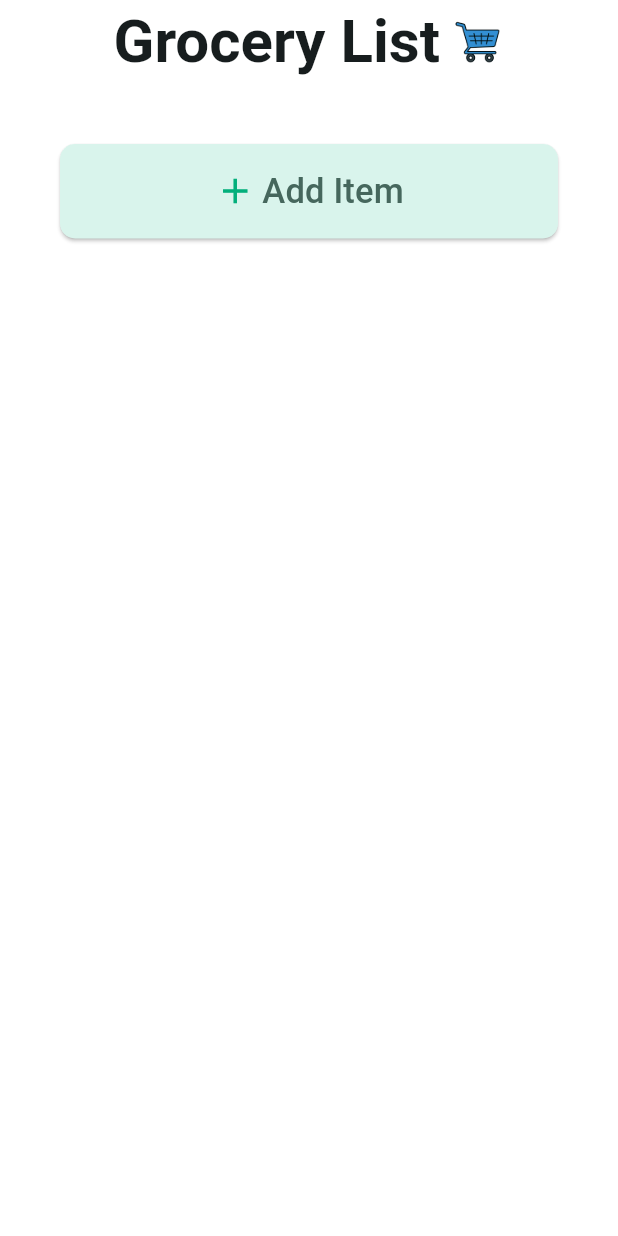
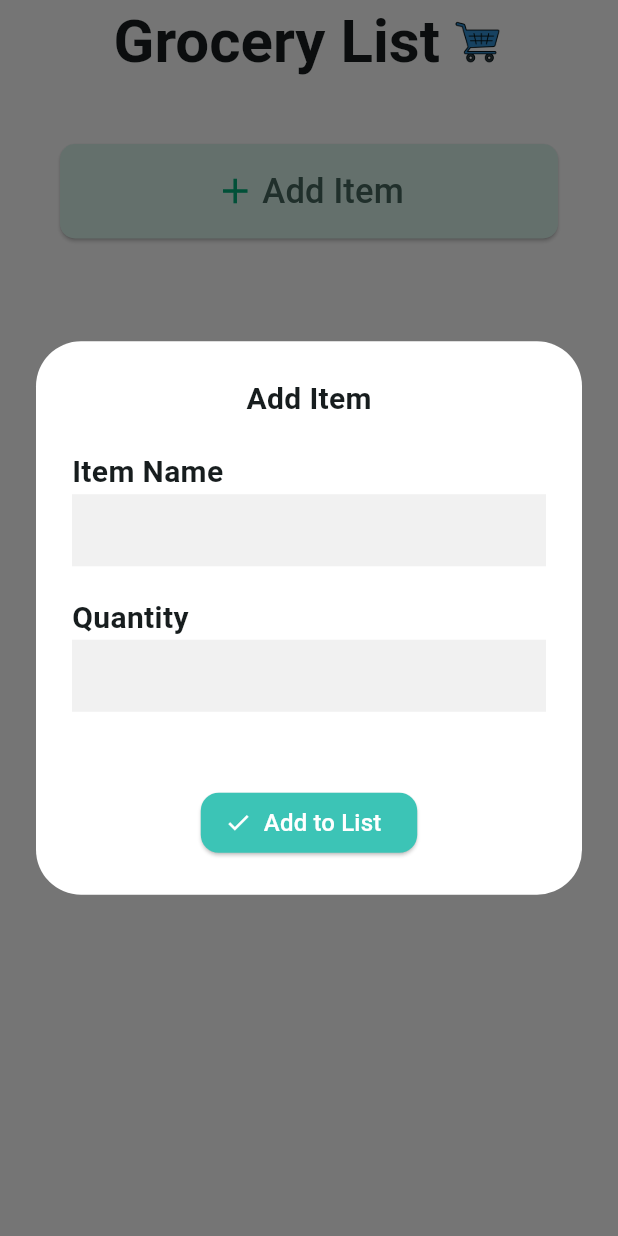
Before and after one commit to StoilTomanov/grocery-list, a Flutter app: the screen it shows after launch, after a tap on "Add Item", on a phone screen of 412 x 824 dp. Run offline on Flutter 3.47's test engine with Material 3 defaults, Android fonts, the phone set to English and light mode, and no system bars.

Commit message:
implement add item modal

```diff
--- a/app/lib/main.dart
+++ b/app/lib/main.dart
@@ -39,7 +39,98 @@ class MyHomePage extends StatefulWidget {
 class _MyHomePageState extends State<MyHomePage> {
   // logic goes here
   void _onAddItemPressed() {
-    print('Add item is clicked!');
+    showDialog(
+      context: context,
+      barrierDismissible: true, // Tap outside to close
+      builder: (context) {
+        return Dialog(
+          shape: RoundedRectangleBorder(
+            borderRadius: BorderRadius.circular(30),
+          ),
+          insetPadding: const EdgeInsets.symmetric(
+            horizontal: 24,
+            vertical: 24,
+          ),
+          backgroundColor: Colors.white,
+          child: Padding(
+            padding: const EdgeInsets.all(24),
+            child: Column(
+              mainAxisSize: MainAxisSize.min,
+              children: [
+                Text(
+                  'Add Item',
+                  style: TextStyle(fontSize: 20, fontWeight: FontWeight.bold),
+                ),
+                const SizedBox(height: 20),
+                Column(
+                  crossAxisAlignment: CrossAxisAlignment.start,
+                  children: [
+                    Text(
+                      'Item Name',
+                      style: TextStyle(
+                        fontSize: 20,
+                        fontWeight: FontWeight.bold,
+                      ),
+                    ),
+                    TextField(
+                      decoration: InputDecoration(
+                        border: InputBorder.none,
+                        fillColor: const Color.fromARGB(255, 241, 241, 241),
+                        filled: true,
+                        contentPadding: EdgeInsets.symmetric(
+                          horizontal: 10,
+                          vertical: 10,
+                        ),
+                      ),
+                    ),
+                  ],
+                ),
+                const SizedBox(height: 20),
+                Column(
+                  crossAxisAlignment: CrossAxisAlignment.start,
+                  children: [
+                    Text(
+                      'Quantity',
+                      style: TextStyle(
+                        fontSize: 20,
+                        fontWeight: FontWeight.bold,
+                      ),
+                    ),
+                    TextField(
+                      decoration: InputDecoration(
+                        border: InputBorder.none,
+                        fillColor: const Color.fromARGB(255, 241, 241, 241),
+                        filled: true,
+                        contentPadding: EdgeInsets.symmetric(
+                          horizontal: 10,
+                          vertical: 10,
+                        ),
+                      ),
+                    ),
+                  ],
+                ),
+                const SizedBox(height: 50),
+                ElevatedButton.icon(
+                  onPressed: () {
+                    // handle save
+                    Navigator.of(context).pop();
+                  },
+                  icon: Icon(Icons.check),
+                  label: Text('Add to List', style: TextStyle(fontSize: 16)),
+                  style: ElevatedButton.styleFrom(
+                    backgroundColor: const Color.fromARGB(255, 60, 196, 182),
+                    foregroundColor: const Color.fromARGB(255, 255, 255, 255),
+                    shape: RoundedRectangleBorder(
+                      borderRadius: BorderRadius.circular(12),
+                    ),
+                  ),
+                ),
+              ],
+            ),
+          ),
+        );
+      },
+    );
   }
 
   @override
```
